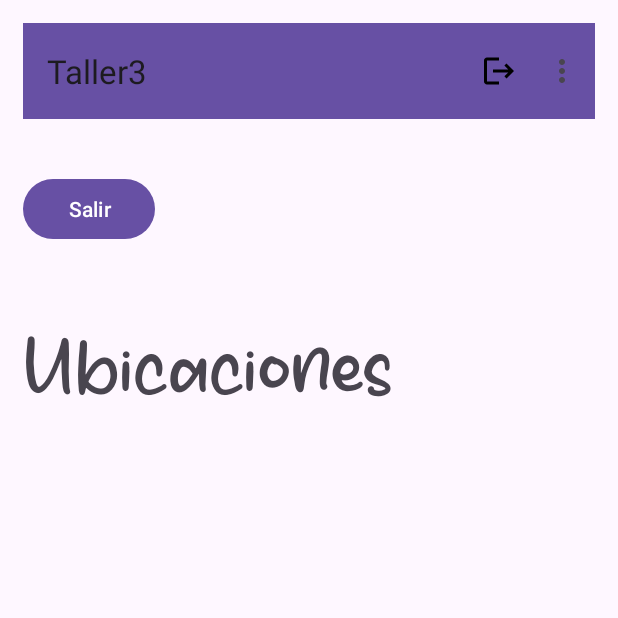
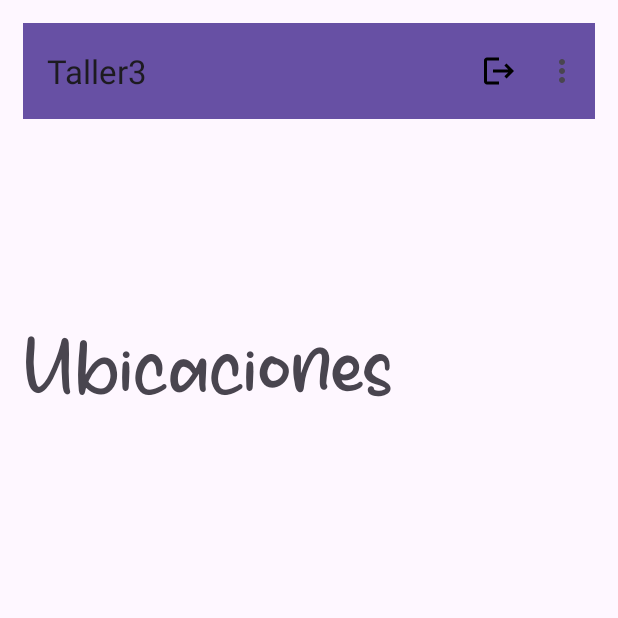
Before and after one commit to linasalamanca/ICM-Taller3, an Android app: the screen it shows after launch once a user with an empty profile is signed in (MapaActivity), on a phone screen of 412 x 824 dp, the top half of it. Run offline under Robolectric (Android 15) with nearby library versions, the phone set to English and light mode, and no system bars; our stand-ins replace Firebase (no records; nobody signed in at launch, a user with empty details on screens opened directly); libraries missing offline, so code that uses them is left out: org.osmdroid.api, org.osmdroid.config, org.osmdroid.tileprovider, org.osmdroid.util, org.osmdroid.views; plain views replace MapView; 19 statements that could not run were skipped.

Commit message:
Commit Final

```diff
--- a/app/src/main/java/com/example/taller3/InicioSesionActivity.kt
+++ b/app/src/main/java/com/example/taller3/InicioSesionActivity.kt
@@ -17,13 +17,13 @@ class InicioSesionActivity : AppCompatActivity() {
 
     private lateinit var bindingIniSesion: ActivityInicioSesionBinding
 
-    private lateinit var autenticacion: FirebaseAuth
+    private lateinit var auth: FirebaseAuth
     override fun onCreate(savedInstanceState: Bundle?) {
         super.onCreate(savedInstanceState)
         setContentView(R.layout.activity_inicio_sesion)
         bindingIniSesion = ActivityInicioSesionBinding.inflate(layoutInflater)
         setContentView(bindingIniSesion.root)
-        autenticacion = Firebase.auth
+        auth = Firebase.auth
 
         bindingIniSesion.botonInicioSesion.setOnClickListener {
             Log.i("CORRECCION", "Botón oprimido")
@@ -40,7 +40,7 @@ class InicioSesionActivity : AppCompatActivity() {
 
     override fun onStart() {
         super.onStart()
-        val usuarioActual = autenticacion.currentUser
+        val usuarioActual = auth.currentUser
         updateUI(usuarioActual)
     }
 
@@ -48,13 +48,13 @@ class InicioSesionActivity : AppCompatActivity() {
         Log.i("CORRECCION", "Ingreso a inicioSesion")
         if(validarCampos() && emailValido(email)){
             Log.i("CORRECCION", "Ingreso al if")
-            autenticacion.signInWithEmailAndPassword(email,contrasena)
+            auth.signInWithEmailAndPassword(email,contrasena)
                 .addOnCompleteListener(this){ task ->
                     Log.i("CORRECCION", "Ingreso al lambda")
                     Log.d(TAG, "inicioCorreoSesion:onComplete:" + task.isSuccessful)
                     if(task.isSuccessful){
                         Log.d(TAG, "inicioCorreoSesion: success")
-                        val usuario = autenticacion.currentUser
+                        val usuario = auth.currentUser
                         updateUI(usuario)
                     }else{
                         Log.w(TAG, "inicioCorreoSesion: failure", task.exception)
--- a/app/src/main/java/com/example/taller3/RegistroActivity.kt
+++ b/app/src/main/java/com/example/taller3/RegistroActivity.kt
@@ -411,6 +411,7 @@ class RegistroActivity : AppCompatActivity() {
         val longitud = bindingRegistro.LongitudDato
 
         val usuarioRegistro = Usuario()
+        usuarioRegistro.uid = autenticacion.currentUser!!.uid
         usuarioRegistro.nombre = nombre.text.toString()
         usuarioRegistro.apellido = apellido.text.toString()
         usuarioRegistro.numeroIdentificacion = id.text.toString().toLong()
--- a/app/src/main/java/com/example/taller3/UsuariosDisponiblesAdapter.kt
+++ b/app/src/main/java/com/example/taller3/UsuariosDisponiblesAdapter.kt
@@ -29,7 +29,6 @@ class UsuariosDisponiblesAdapter(
         val databaseReference = FirebaseDatabase.getInstance().getReference("usuariosActivos")
         databaseReference.addValueEventListener(object : ValueEventListener {
             override fun onDataChange(snapshot: DataSnapshot) {
-                usuariosActivos.clear()
                 for (postSnapshot in snapshot.children) {
                     val usuario = postSnapshot.getValue(Usuario::class.java)
                     usuario?.let { usuariosActivos.add(it) }
--- a/app/src/main/res/layout/activity_mapa.xml
+++ b/app/src/main/res/layout/activity_mapa.xml
@@ -14,14 +14,6 @@
         android:layout_height="?attr/actionBarSize"
         android:background="?attr/colorPrimary"
         app:popupTheme="@style/AppTheme.PopupOverlay" />
-
-
-    <Button
-        android:id="@+id/Salir"
-        android:layout_width="wrap_content"
-        android:layout_height="wrap_content"
-        android:layout_marginTop="100dp"
-        android:text="Salir"/>
 
     <org.osmdroid.views.MapView
         android:id="@+id/osmMap"
```
Also changed, not shown: app/src/main/java/com/example/taller3/MapaActivity.kt (+0 -9 lines), app/src/main/java/com/example/taller3/Usuario.kt (+5 -2 lines), app/src/main/java/com/example/taller3/UsuariosActivosActivity.kt (+20 -9 lines).
